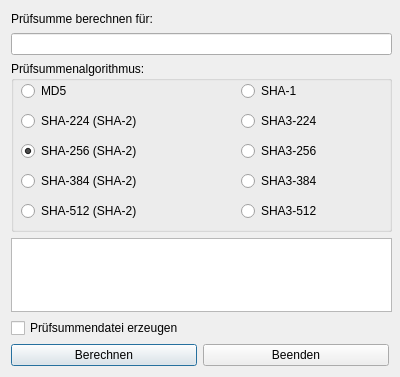
First picture: the form in checksumdialog.ui, repository striezel/qt-commander, before the edit.
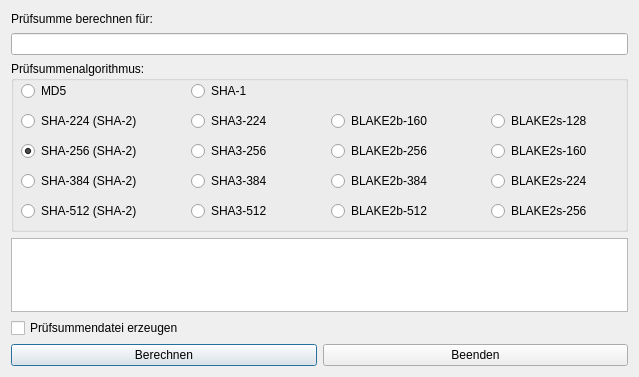
Second picture: the form after the edit. Icons and pictures are not drawn.

Commit message: add BLAKE2 variants to checksum calculation

```diff
--- a/checksumdialog.ui
+++ b/checksumdialog.ui
@@ -6,7 +6,7 @@
    <rect>
     <x>0</x>
     <y>0</y>
-    <width>400</width>
+    <width>639</width>
     <height>377</height>
    </rect>
   </property>
@@ -88,7 +88,7 @@
        <rect>
         <x>10</x>
         <y>80</y>
-        <width>121</width>
+        <width>131</width>
         <height>20</height>
        </rect>
       </property>
@@ -128,7 +128,7 @@
      <widget class="QRadioButton" name="rbAlgorithmSha1">
       <property name="geometry">
        <rect>
-        <x>230</x>
+        <x>180</x>
         <y>20</y>
         <width>89</width>
         <height>20</height>
@@ -141,9 +141,9 @@
      <widget class="QRadioButton" name="rbAlgorithmSha3_224">
       <property name="geometry">
        <rect>
-        <x>230</x>
+        <x>180</x>
         <y>50</y>
-        <width>89</width>
+        <width>101</width>
         <height>20</height>
        </rect>
       </property>
@@ -154,9 +154,9 @@
      <widget class="QRadioButton" name="rbAlgorithmSha3_256">
       <property name="geometry">
        <rect>
-        <x>230</x>
+        <x>180</x>
         <y>80</y>
-        <width>89</width>
+        <width>101</width>
         <height>20</height>
        </rect>
       </property>
@@ -167,9 +167,9 @@
      <widget class="QRadioButton" name="rbAlgorithmSha3_384">
       <property name="geometry">
        <rect>
-        <x>230</x>
+        <x>180</x>
         <y>110</y>
-        <width>89</width>
+        <width>101</width>
         <height>20</height>
        </rect>
       </property>
@@ -180,9 +180,9 @@
      <widget class="QRadioButton" name="rbAlgorithmSha3_512">
       <property name="geometry">
        <rect>
-        <x>230</x>
+        <x>180</x>
         <y>140</y>
-        <width>89</width>
+        <width>101</width>
         <height>20</height>
        </rect>
       </property>
@@ -190,6 +190,110 @@
        <string>SHA3-512</string>
       </property>
      </widget>
+     <widget class="QRadioButton" name="rbAlgorithmBlake2b160">
+      <property name="geometry">
+       <rect>
+        <x>320</x>
+        <y>50</y>
+        <width>121</width>
+        <height>20</height>
+       </rect>
+      </property>
+      <property name="text">
+       <string>BLAKE2b-160</string>
+      </property>
+     </widget>
+     <widget class="QRadioButton" name="rbAlgorithmBlake2b256">
+      <property name="geometry">
+       <rect>
+        <x>320</x>
+        <y>80</y>
+        <width>121</width>
+        <height>20</height>
+       </rect>
+      </property>
+      <property name="text">
+       <string>BLAKE2b-256</string>
+      </property>
+     </widget>
+     <widget class="QRadioButton" name="rbAlgorithmBlake2b384">
+      <property name="geometry">
+       <rect>
+        <x>320</x>
+        <y>110</y>
+        <width>121</width>
+        <height>20</height>
+       </rect>
+      </property>
+      <property name="text">
+       <string>BLAKE2b-384</string>
+      </property>
+     </widget>
+     <widget class="QRadioButton" name="rbAlgorithmBlake2b512">
+      <property name="geometry">
+       <rect>
+        <x>320</x>
+        <y>140</y>
+        <width>121</width>
+        <height>20</height>
+       </rect>
+      </property>
+      <property name="text">
+       <string>BLAKE2b-512</string>
+      </property>
+     </widget>
+     <widget class="QRadioButton" name="rbAlgorithmBlake2s128">
+      <property name="geometry">
+       <rect>
+        <x>480</x>
+        <y>50</y>
+        <width>121</width>
+        <height>20</height>
+       </rect>
+      </property>
+      <property name="text">
+       <string>BLAKE2s-128</string>
+      </property>
+     </widget>
+     <widget class="QRadioButton" name="rbAlgorithmBlake2s160">
+      <property name="geometry">
+       <rect>
+        <x>480</x>
+        <y>80</y>
+        <width>121</width>
+        <height>20</height>
+       </rect>
+      </property>
+      <property name="text">
+       <string>BLAKE2s-160</string>
+      </property>
+     </widget>
+     <widget class="QRadioButton" name="rbAlgorithmBlake2s224">
+      <property name="geometry">
+       <rect>
+        <x>480</x>
+        <y>110</y>
+        <width>121</width>
+        <height>20</height>
+       </rect>
+      </property>
+      <property name="text">
+       <string>BLAKE2s-224</string>
+      </property>
+     </widget>
+     <widget class="QRadioButton" name="rbAlgorithmBlake2s256">
+      <property name="geometry">
+       <rect>
+        <x>480</x>
+        <y>140</y>
+        <width>121</width>
+        <height>20</height>
+       </rect>
+      </property>
+      <property name="text">
+       <string>BLAKE2s-256</string>
+      </property>
+     </widget>
     </widget>
    </item>
    <item row="3" column="0" colspan="2">
```
The commit also changes 2 other files.
